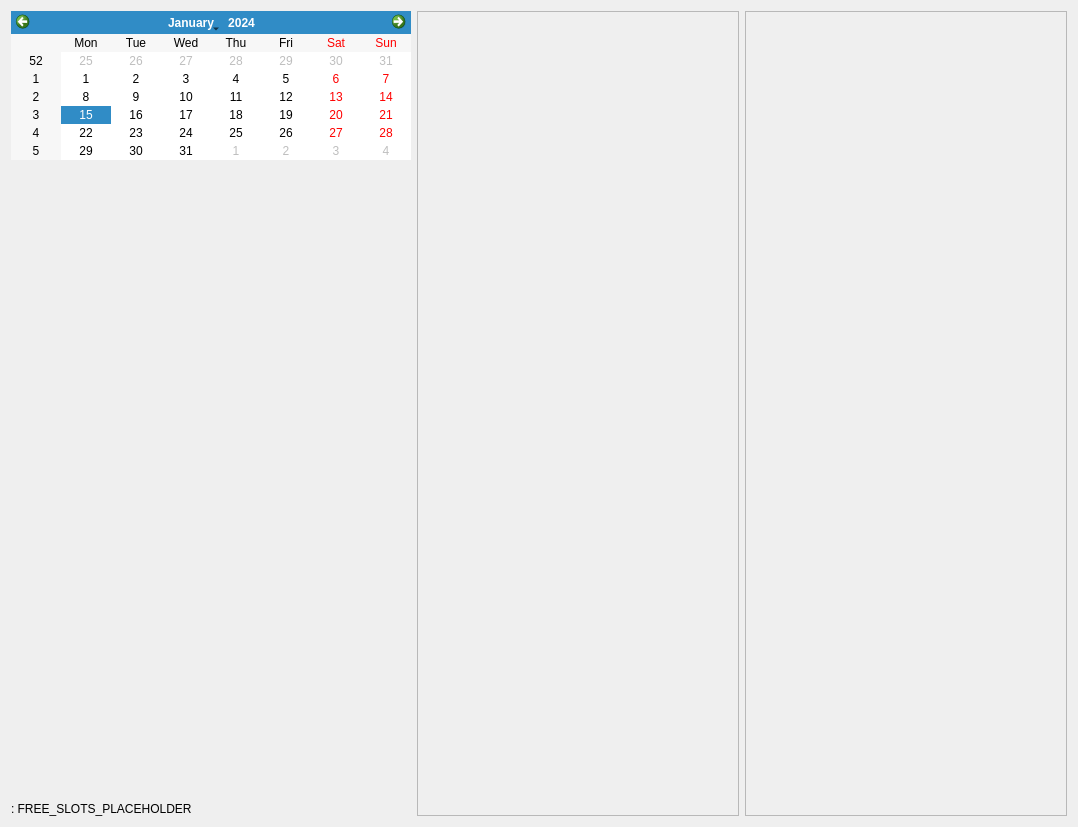
This is ui/pages/eventinfo.ui in Artem535/PsyClientManager as Qt 5 draws it before an edit. The edited form follows.
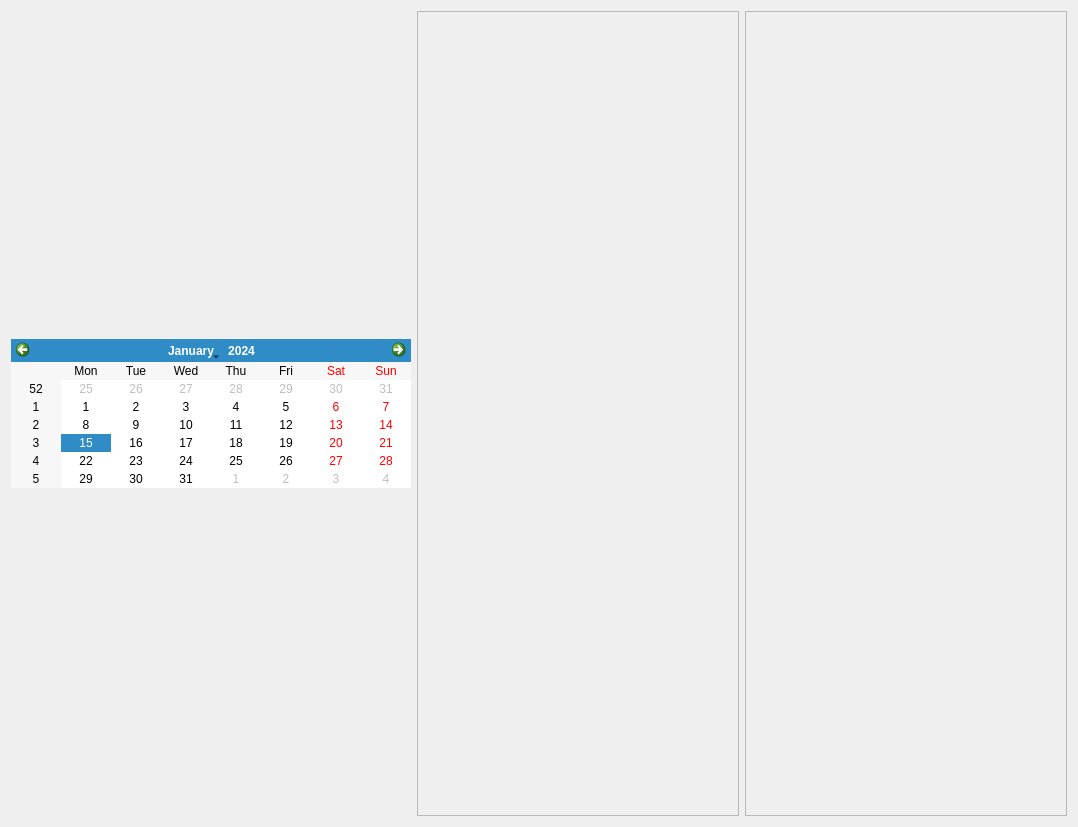
This is the edited form.

Commit message: feat(calendar): wire DaySummaryWidget into the Calendar page left column

```diff
--- a/ui/pages/eventinfo.ui
+++ b/ui/pages/eventinfo.ui
@@ -93,26 +93,6 @@
         </layout>
        </widget>
       </item>
-      <item>
-       <spacer name="calendarBottomSpacer">
-        <property name="orientation">
-         <enum>Qt::Orientation::Vertical</enum>
-        </property>
-        <property name="sizeHint" stdset="0">
-         <size>
-          <width>20</width>
-          <height>12</height>
-         </size>
-        </property>
-       </spacer>
-      </item>
-      <item>
-       <widget class="QLabel" name="label">
-       <property name="text">
-         <string>: FREE_SLOTS_PLACEHOLDER</string>
-        </property>
-       </widget>
-      </item>
      </layout>
     </widget>
    </item>
```
The commit also changes 2 other files.
